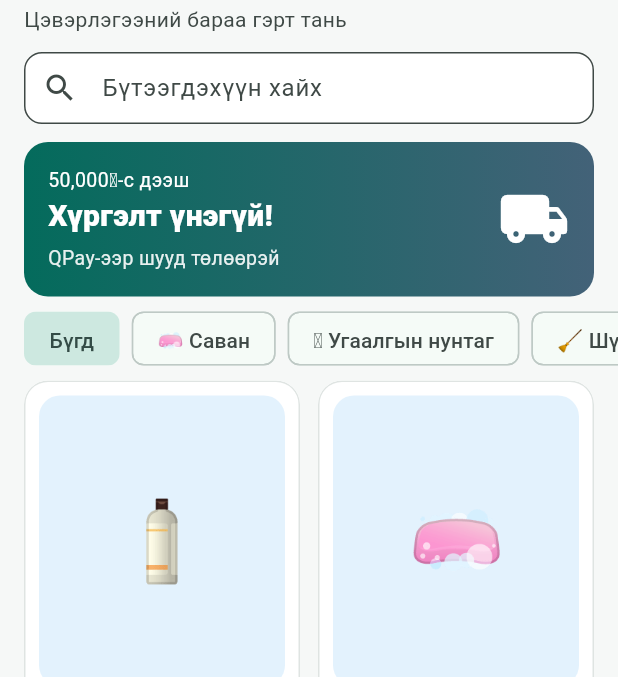
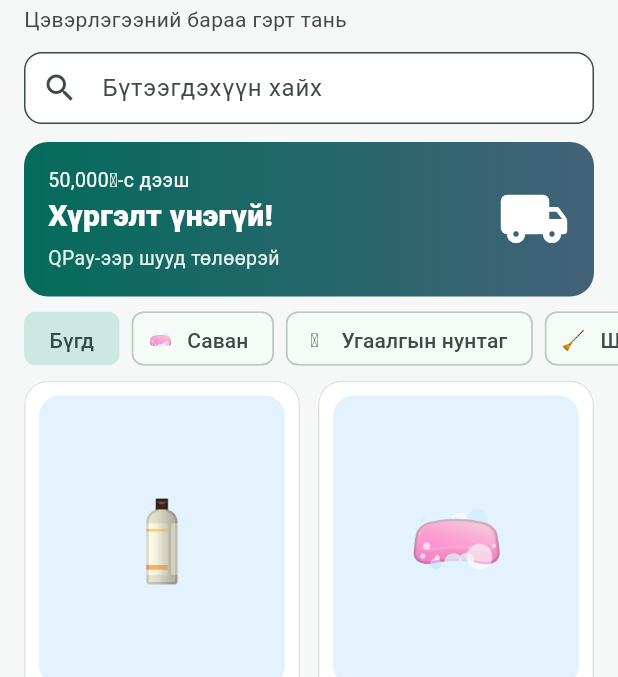
Before and after one commit to iderbudan/Youtube-channell, a Flutter app: the screen it shows after launch, on a phone screen of 412 x 824 dp, the part 80-757 px from its top. Run offline on Flutter 3.47's test engine with Material 3 defaults, Android fonts, the phone set to English and light mode, and no system bars; our stand-ins replace material_ui, qr_flutter, shared_preferences.

Commit message:
Keep category chip labels from being cut off on web
Show each category emoji in the chip's fixed-size avatar instead of inside
the label text, so a late-loading emoji font can no longer push the label
past the width the chip measured.

Co-Authored-By: Claude Opus 5.5 <noreply@anthropic.com>
Claude-Session: https://claude.ai/code/session_01LcSybQESDme6znnBcm5HZS

```diff
--- a/cleanmn/lib/screens/home_screen.dart
+++ b/cleanmn/lib/screens/home_screen.dart
@@ -70,7 +70,8 @@ class HomeScreen extends StatelessWidget {
                       onTap: () => catalog.setCategory(null)),
                   for (final c in ProductCategory.values)
                     _CatChip(
-                      label: '${c.emoji} ${c.label}',
+                      emoji: c.emoji,
+                      label: c.label,
                       selected: catalog.category == c,
                       onTap: () => catalog.setCategory(catalog.category == c ? null : c),
                     ),
@@ -144,8 +145,11 @@ class _Banner extends StatelessWidget {
   }
 }
 
+/// Ангиллын чип. Emoji-г тогтмол хэмжээтэй avatar дотор тусад нь харуулдаг:
+/// вэб дээр emoji фонт хожуу ачаалагдахад шошгоны текст таслагдахаас сэргийлнэ.
 class _CatChip extends StatelessWidget {
-  const _CatChip({required this.label, required this.selected, required this.onTap});
+  const _CatChip({this.emoji, required this.label, required this.selected, required this.onTap});
+  final String? emoji;
   final String label;
   final bool selected;
   final VoidCallback onTap;
@@ -154,7 +158,13 @@ class _CatChip extends StatelessWidget {
   Widget build(BuildContext context) => Padding(
         padding: const EdgeInsets.only(right: 8),
         child: FilterChip(
-          label: Text(label),
+          avatar: emoji == null
+              ? null
+              : SizedBox.square(
+                  dimension: 18,
+                  child: FittedBox(child: Text(emoji!, textAlign: TextAlign.center)),
+                ),
+          label: Text(label, maxLines: 1, softWrap: false),
           selected: selected,
           showCheckmark: false,
           onSelected: (_) => onTap(),
```
Also changed, not shown: 1 other file.
